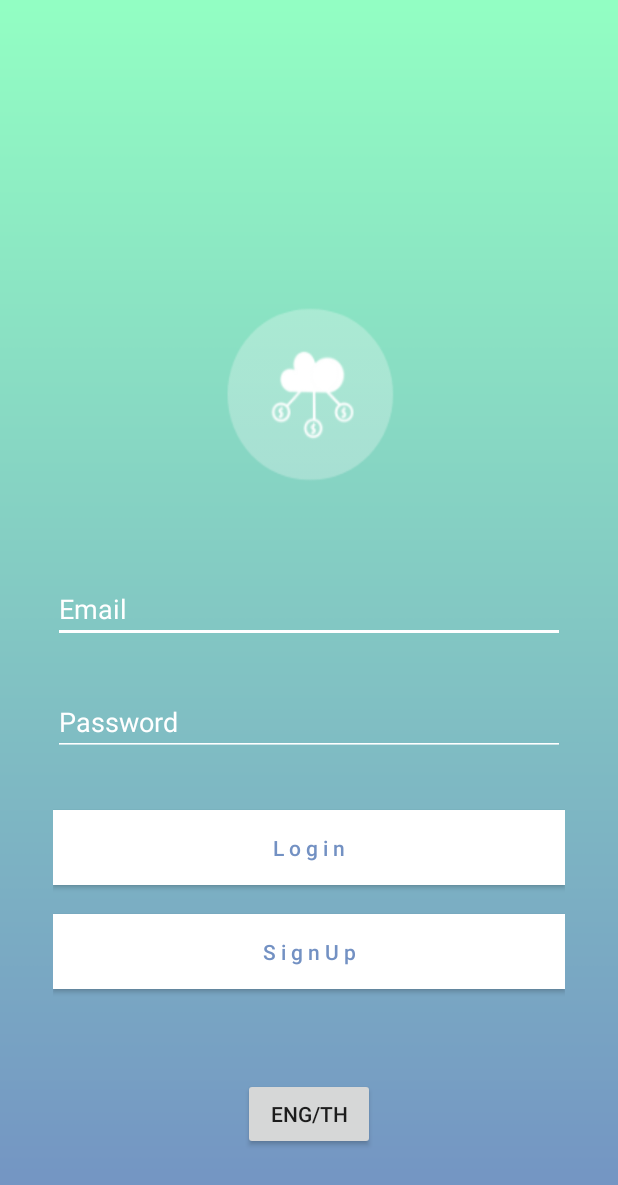
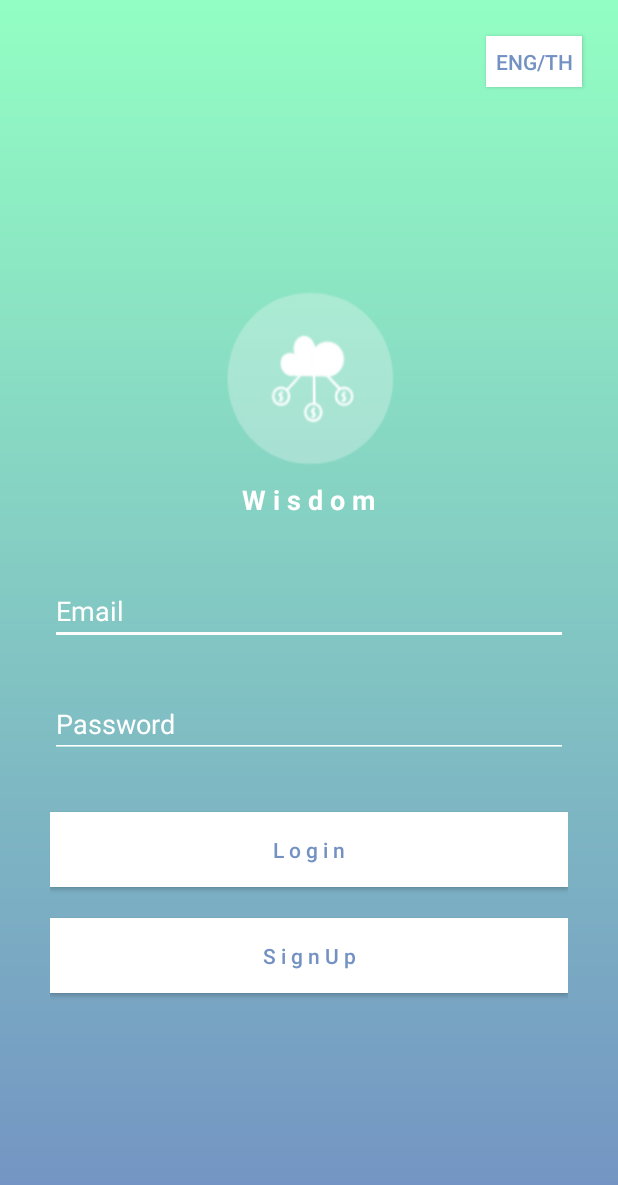
Before and after one commit to PurinatG-01/Wisdom, an Android app: the screen it shows after launch (LoginActivity), on a phone screen of 412 x 824 dp. Shown: the top 1185 px of the screen. Run offline under Robolectric (Android 15) with nearby library versions, the phone set to English and light mode, and no system bars; our stand-ins replace Firebase (no records; nobody signed in at launch, a user with empty details on screens opened directly); Roboto replaces fonts that are not available here.

Commit message:
adjust some UI, add image, color

```diff
--- a/app/src/main/java/com/example/wisdom/MainActivity.kt
+++ b/app/src/main/java/com/example/wisdom/MainActivity.kt
@@ -187,7 +187,7 @@ class MainActivity : AppCompatActivity() {
 
     }
 
-
+    fun goProfile(view: View) {}
 
 
 }
--- a/app/src/main/res/layout/activity_login.xml
+++ b/app/src/main/res/layout/activity_login.xml
@@ -9,28 +9,45 @@
 
     <Button
         android:id="@+id/mChangeLang"
-        android:layout_width="wrap_content"
-        android:layout_height="wrap_content"
-        android:layout_marginBottom="57dp"
+        android:layout_width="64dp"
+        android:layout_height="34dp"
+        android:layout_marginTop="24dp"
+        android:layout_marginEnd="24dp"
+        android:background="@color/white"
         android:text="ENG/TH"
-        app:layout_constraintBottom_toBottomOf="parent"
+        android:textColor="@color/blueC"
         app:layout_constraintEnd_toEndOf="parent"
-        app:layout_constraintStart_toStartOf="parent" />
+        app:layout_constraintTop_toTopOf="parent" />
 
     <androidx.constraintlayout.widget.ConstraintLayout
         android:id="@+id/constraintLayout7"
-        android:layout_width="@dimen/containerWidth"
-        android:layout_height="@dimen/containerHeight"
+        android:layout_width="345dp"
+        android:layout_height="546dp"
         app:layout_constraintBottom_toBottomOf="parent"
         app:layout_constraintEnd_toEndOf="parent"
         app:layout_constraintStart_toStartOf="parent"
         app:layout_constraintTop_toTopOf="parent"
-        app:layout_constraintVertical_bias="0.622">
+        app:layout_constraintVertical_bias="0.578">
+
+        <TextView
+            android:id="@+id/textView5"
+            android:layout_width="wrap_content"
+            android:layout_height="wrap_content"
+            android:layout_marginTop="8dp"
+            android:text="W i s d o m"
+            android:textColor="@color/white"
+            android:textSize="18sp"
+            android:textStyle="bold"
+            app:layout_constraintEnd_toEndOf="parent"
+            app:layout_constraintHorizontal_bias="0.498"
+            app:layout_constraintStart_toStartOf="parent"
+            app:layout_constraintTop_toBottomOf="@+id/imageView" />
 
         <ImageView
             android:id="@+id/imageView"
             android:layout_width="117dp"
             android:layout_height="124dp"
+            android:layout_marginTop="28dp"
             android:background="@drawable/logo"
             android:contentDescription="@string/logo"
             app:layout_constraintEnd_toEndOf="parent"
@@ -42,7 +59,7 @@
             android:id="@+id/emailText"
             android:layout_width="0dp"
             android:layout_height="wrap_content"
-            android:layout_marginTop="60dp"
+            android:layout_marginTop="72dp"
             android:autofillHints=""
             android:backgroundTint="@android:color/background_light"
             android:ems="10"
@@ -118,8 +135,10 @@
             android:textColor="@color/colorAccent"
             app:layout_constraintBottom_toTopOf="@+id/emailText"
             app:layout_constraintEnd_toEndOf="parent"
+            app:layout_constraintHorizontal_bias="0.498"
             app:layout_constraintStart_toStartOf="parent"
-            app:layout_constraintTop_toBottomOf="@+id/imageView" />
+            app:layout_constraintTop_toBottomOf="@+id/imageView"
+            app:layout_constraintVertical_bias="1.0" />
 
     </androidx.constraintlayout.widget.ConstraintLayout>
 </androidx.constraintlayout.widget.ConstraintLayout>
--- a/app/src/main/res/values/strings.xml
+++ b/app/src/main/res/values/strings.xml
@@ -44,5 +44,10 @@
     <string name="donated">Donated</string>
     <string name="donated_times">times</string>
     <string name="baht">Baht</string>
+    <string name="confirmdonation">Confirm Donation</string>
+    <string name="doyouwant">Do you want to confirm the donation?</string>
+    <string name="yes">YES</string>
+    <string name="donationcomplete">Donation completed.</string>
+    <string name="donationcancel">Cancel</string>
 
 </resources>
```
Also changed, not shown: app/src/main/java/com/example/wisdom/DonateActivity.kt (+24 -59 lines), app/src/main/res/layout/activity_main.xml (+11 -8 lines), app/src/main/res/layout/activity_profile.xml (+7 -7 lines), app/src/main/res/drawable-xxxhdpi/baseline_account_circle_white_18.png (added), app/src/main/res/drawable-xxxhdpi/baseline_account_circle_white_24.png (added), app/src/main/res/drawable-xxxhdpi/baseline_account_circle_white_36.png (added), app/src/main/res/drawable-xxxhdpi/baseline_account_circle_white_48.png (added), 1 other file.
